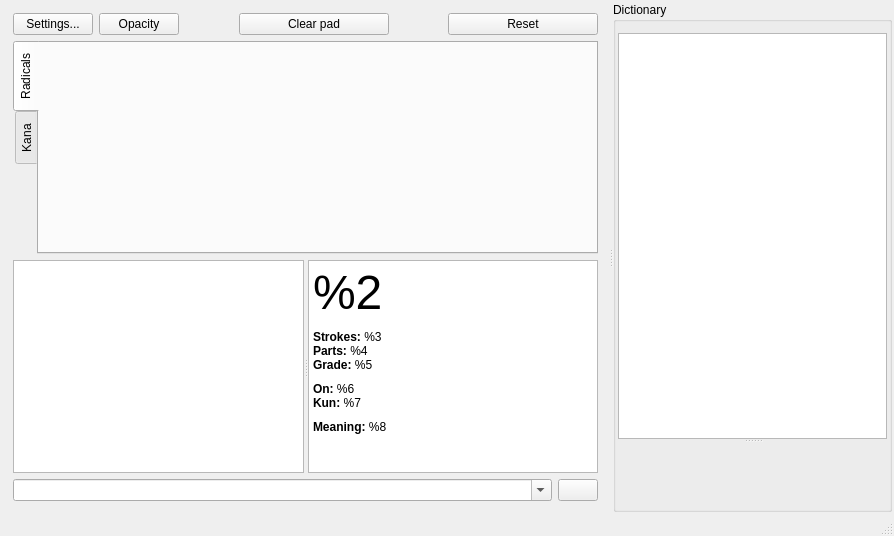
This is mainwindow.ui in kernel1024/qjrad as Qt 5 draws it before an edit. The edited form follows.
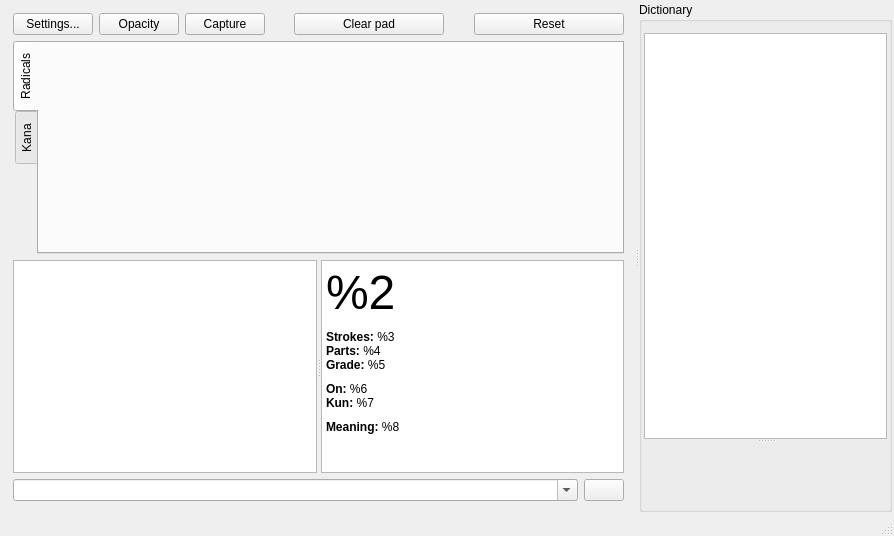
This is the edited form. Icons and pictures are not drawn.

```diff
--- a/mainwindow.ui
+++ b/mainwindow.ui
@@ -53,6 +53,13 @@
             </property>
            </widget>
           </item>
+          <item>
+           <widget class="QPushButton" name="btnCapture">
+            <property name="text">
+             <string>Capture</string>
+            </property>
+           </widget>
+          </item>
           <item>
            <spacer name="horizontalSpacer">
             <property name="orientation">
```
Left out of the diff: 13 changed lines with no effect on the pictures.
